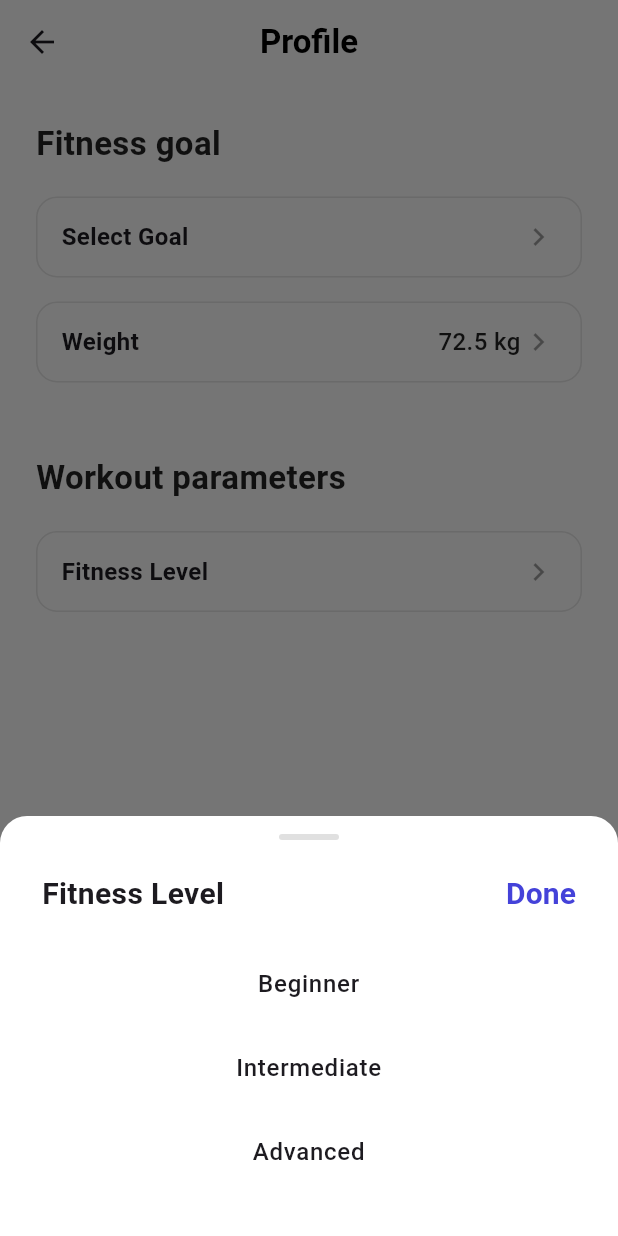
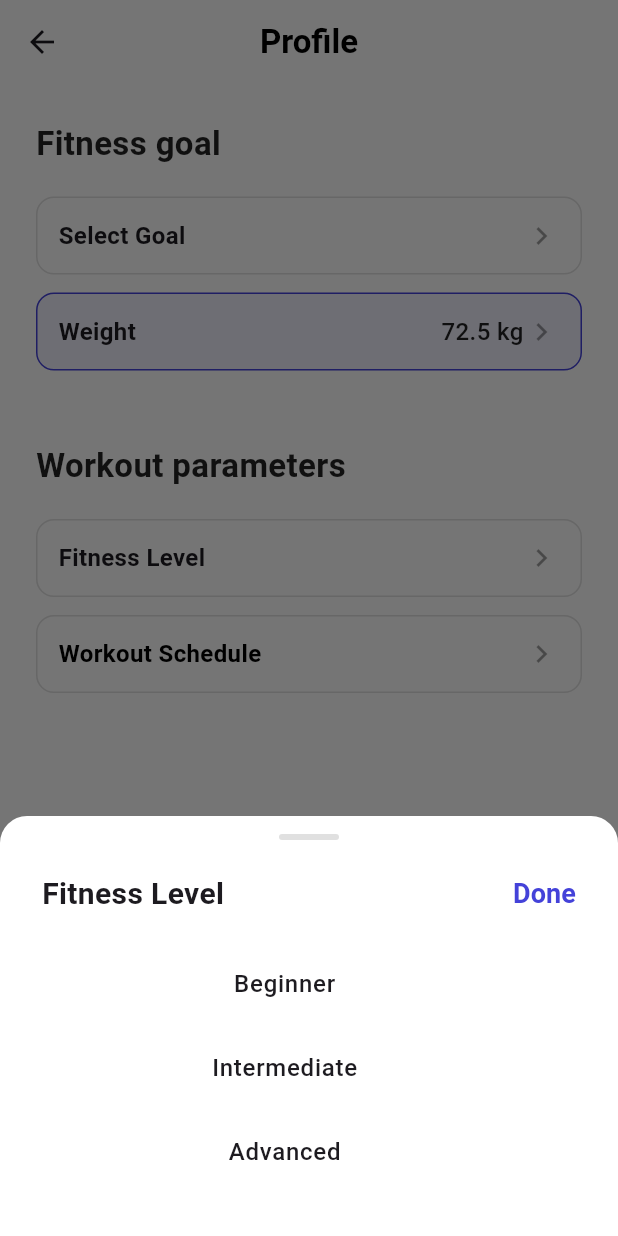
Before and after one commit to Dreidr/FitDays, a Flutter app: the ProfileSetupScreen screen opened directly, after a tap on "Fitness Level", on a phone screen of 412 x 824 dp. Run offline on Flutter 3.47's test engine with Material 3 defaults, Android fonts, the phone set to English and light mode, and no system bars.

Commit message:
minor updates to containers

```diff
--- a/mobile/lib/core/widgets/bottom_sheet_dropdown.dart
+++ b/mobile/lib/core/widgets/bottom_sheet_dropdown.dart
@@ -28,14 +28,23 @@ class BottomSheetDropdown extends StatelessWidget {
             final selected = await _showPicker(context);
             if (selected != null) onChanged(selected);
           },
-          child: Container(
-            padding: const EdgeInsets.symmetric(horizontal: 16, vertical: 14),
+          child: AnimatedContainer(
+            duration: const Duration(milliseconds: 200),
+            curve: Curves.easeOut,
+            height: 52,
             decoration: BoxDecoration(
-              color: Colors.white,
-              borderRadius: BorderRadius.circular(14),
-              border: Border.all(color: const Color(0xFFE6E6E6)),
+              color: (value?.isNotEmpty == true)
+                  ? const Color(0xFF4442D9).withOpacity(0.08)
+                  : Colors.white,
+              borderRadius: BorderRadius.circular(12),
+              border: Border.all(
+                color: (value?.isNotEmpty == true)
+                    ? const Color(0xFF4442D9)
+                    : Colors.black12,
               ),
-
+            ),
+            child: Padding(
+              padding: const EdgeInsets.symmetric(horizontal: 14),
               child: Row(
                 children: [
                   Expanded(
@@ -49,6 +58,7 @@ class BottomSheetDropdown extends StatelessWidget {
                   ),
                   const Icon(Icons.chevron_right, color: Colors.black38),
                 ],
+              ),
             ),
           ),
         ),
@@ -101,7 +111,7 @@ class BottomSheetDropdown extends StatelessWidget {
                       child: const Text(
                         "Done",
                         style: TextStyle(
-                          fontSize: 20,
+                          fontSize: 18,
                           fontWeight: FontWeight.w700,
                           color: Color(0xFF4442D9),
                         ),
@@ -133,9 +143,15 @@ class BottomSheetDropdown extends StatelessWidget {
                             ),
                           ),
                         ),
-                        trailing: isSelected
-                            ? const Icon(Icons.check, color: Color(0xFF4442D9))
+                        trailing: SizedBox(
+                          width: 16,
+                          child: isSelected
+                              ? const Icon(
+                                  Icons.check,
+                                  color: Color(0xFF4442D9),
+                                )
                               : null,
+                        ),
                         onTap: () {
                           temp = item;
                           // rebuild bottom sheet
--- a/mobile/lib/core/widgets/bottom_sheet_slider.dart
+++ b/mobile/lib/core/widgets/bottom_sheet_slider.dart
@@ -8,6 +8,7 @@ class BottomSheetSlider extends StatelessWidget {
   final double max;
   final int divisions;
   final ValueChanged<double> onChanged;
+  final double initialValue = 0; // or whatever your default is
 
   const BottomSheetSlider({
     super.key,
@@ -44,14 +45,23 @@ class BottomSheetSlider extends StatelessWidget {
 
         if (selected != null) onChanged(selected);
       },
-      child: Container(
-        padding: const EdgeInsets.symmetric(horizontal: 16, vertical: 14),
+      child: AnimatedContainer(
+        duration: const Duration(milliseconds: 200),
+        curve: Curves.easeOut,
+        height: 52,
         decoration: BoxDecoration(
-          color: Colors.white,
-          borderRadius: BorderRadius.circular(14),
-          border: Border.all(color: const Color(0xFFE6E6E6)),
+          color: value != initialValue
+              ? const Color(0xFF4442D9).withOpacity(0.08)
+              : Colors.white,
+          borderRadius: BorderRadius.circular(12),
+          border: Border.all(
+            color: (value != null && value != initialValue)
+                ? const Color(0xFF4442D9)
+                : Colors.black12,
           ),
-
+        ),
+        child: Padding(
+          padding: const EdgeInsets.symmetric(horizontal: 14),
           child: Row(
             children: [
               Expanded(
@@ -74,6 +84,7 @@ class BottomSheetSlider extends StatelessWidget {
 
               const Icon(Icons.chevron_right, color: Colors.black38),
             ],
+          ),
         ),
       ),
     );
--- a/mobile/lib/features/onboarding/profile_setup.dart
+++ b/mobile/lib/features/onboarding/profile_setup.dart
@@ -1,6 +1,7 @@
 import 'package:flutter/material.dart';
 import 'package:mobile/core/widgets/bottom_sheet_dropdown.dart';
 import 'package:mobile/core/widgets/bottom_sheet_slider.dart';
+import 'package:mobile/core/widgets/workout_schedule_field.dart';
 
 class ProfileSetupScreen extends StatefulWidget {
   const ProfileSetupScreen({super.key});
@@ -13,6 +14,7 @@ class _ProfileSetupScreenState extends State<ProfileSetupScreen> {
   String? fitnessGoal;
   String? fitnessLevel;
   double weightKg = 72.5;
+  List<String> workoutDays = []; // start empty
 
   @override
   Widget build(BuildContext context) {
@@ -59,7 +61,7 @@ class _ProfileSetupScreenState extends State<ProfileSetupScreen> {
               },
             ),
 
-            const SizedBox(height: 16),
+            const SizedBox(height: 12),
 
             BottomSheetSlider(
               placeholder: "Weight",
@@ -87,15 +89,21 @@ class _ProfileSetupScreenState extends State<ProfileSetupScreen> {
             BottomSheetDropdown(
               placeholder: "Fitness Level",
               value: fitnessLevel,
-              options: const [
-                "Beginner",
-                "Intermediate",
-                "Advanced",
-              ],
+              options: const ["Beginner", "Intermediate", "Advanced"],
               onChanged: (val) {
                 setState(() => fitnessLevel = val);
               },
             ),
+
+            const SizedBox(height: 12),
+
+            WorkoutScheduleField(
+              placeholder: "Workout Schedule",
+              value: workoutDays,
+              onChanged: (val) => setState(() => workoutDays = val),
+            ),
+
+              const SizedBox(height: 12),
           ],
         ),
       ),
```
Also changed, not shown: 4 other files. Lines whose indentation alone changed are shown as unchanged.
